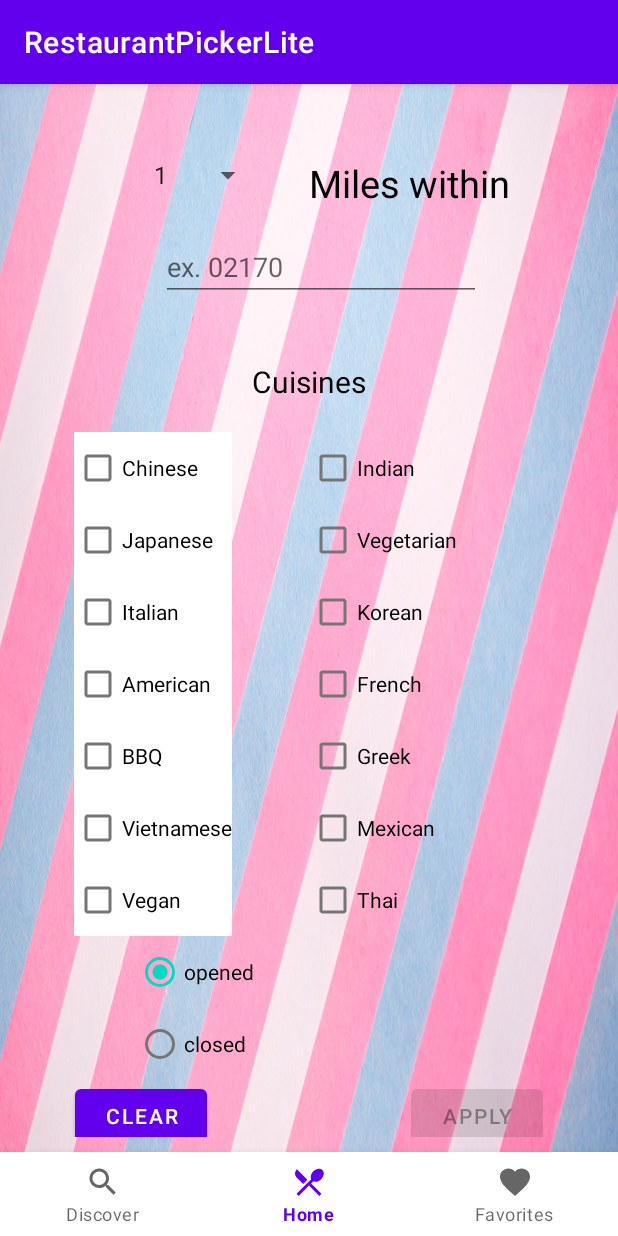
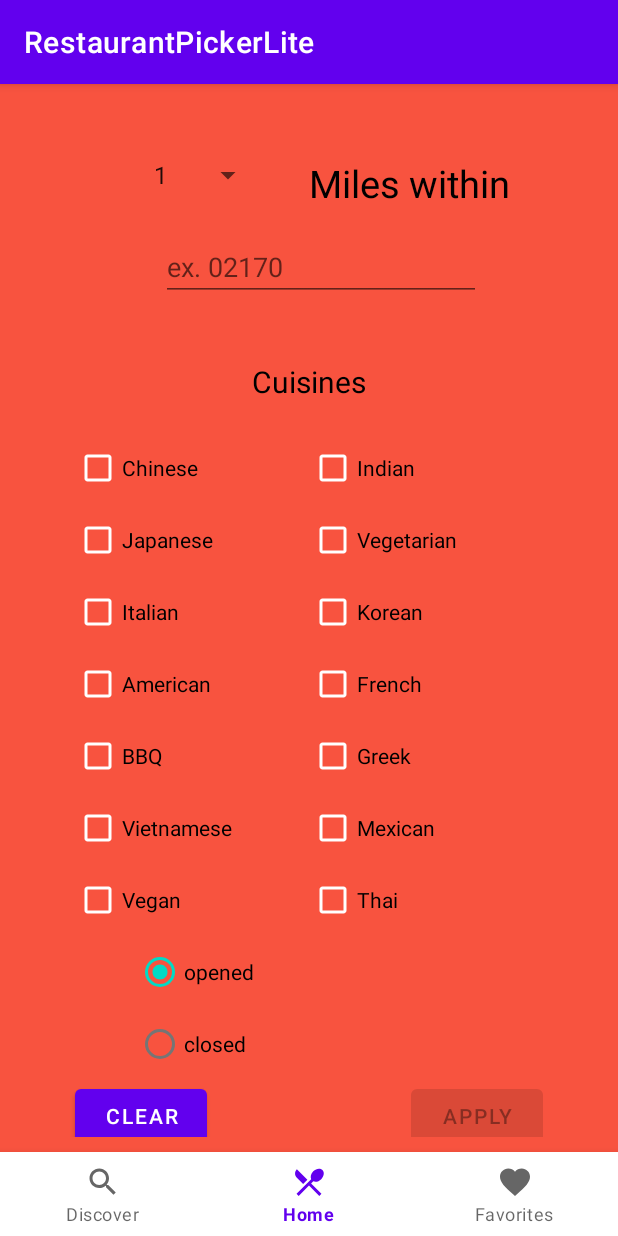
Before and after one commit to buc0025/Android_Restaurant_Picker_Lite, an Android app: the screen it shows after launch (MainActivity), on a phone screen of 412 x 824 dp. Run offline under Robolectric (Android 15) with nearby library versions, the phone set to English and light mode, and no system bars; our stand-ins replace Picasso, Volley; pictures from the network do not load.

Commit message:
Changed background color of main layout and button tint of checkboxes

```diff
--- a/app/src/main/res/layout/activity_main.xml
+++ b/app/src/main/res/layout/activity_main.xml
@@ -5,7 +5,7 @@
     xmlns:tools="http://schemas.android.com/tools"
     android:layout_width="match_parent"
     android:layout_height="match_parent"
-    android:background="@drawable/pink_stripe">
+    android:background="@color/light_red">
 
 <!--<ScrollView xmlns:android="http://schemas.android.com/apk/res/android"-->
 <!--    xmlns:app="http://schemas.android.com/apk/res-auto"-->
@@ -116,51 +116,57 @@
             android:orientation="vertical"
             app:layout_constraintBottom_toTopOf="@id/radioGroup"
             app:layout_constraintStart_toStartOf="@id/guideline1"
-            app:layout_constraintTop_toBottomOf="@id/textViewCuisines"
-            android:background="@color/white">
+            app:layout_constraintTop_toBottomOf="@id/textViewCuisines">
 
             <CheckBox
                 android:id="@+id/chineseBox"
                 android:layout_width="match_parent"
                 android:layout_height="wrap_content"
                 android:text="Chinese"
+                android:buttonTint="@color/white"
                 app:layout_constraintTop_toBottomOf="@id/textViewCuisines" />
 
             <CheckBox
                 android:id="@+id/japaneseBox"
                 android:layout_width="match_parent"
                 android:layout_height="wrap_content"
-                android:text="Japanese"/>
+                android:text="Japanese"
+                android:buttonTint="@color/white"/>
 
             <CheckBox
                 android:id="@+id/italianBox"
                 android:layout_width="match_parent"
                 android:layout_height="wrap_content"
-                android:text="Italian" />
+                android:text="Italian"
+                android:buttonTint="@color/white"/>
 
             <CheckBox
                 android:id="@+id/americanBox"
                 android:layout_width="match_parent"
                 android:layout_height="wrap_content"
-                android:text="American" />
+                android:text="American"
+                android:buttonTint="@color/white"/>
 
             <CheckBox
                 android:id="@+id/bbqBox"
                 android:layout_width="match_parent"
                 android:layout_height="wrap_content"
-                android:text="BBQ" />
+                android:text="BBQ"
+                android:buttonTint="@color/white"/>
 
             <CheckBox
                 android:id="@+id/vietnameseBox"
                 android:layout_width="match_parent"
                 android:layout_height="wrap_content"
-                android:text="Vietnamese" />
+                android:text="Vietnamese"
+                android:buttonTint="@color/white"/>
 
             <CheckBox
                 android:id="@+id/veganBox"
                 android:layout_width="match_parent"
                 android:layout_height="wrap_content"
-                android:text="Vegan" />
+                android:text="Vegan"
+                android:buttonTint="@color/white"/>
 
         </LinearLayout>
 
@@ -177,43 +183,50 @@
                 android:id="@+id/indianBox"
                 android:layout_width="match_parent"
                 android:layout_height="wrap_content"
-                android:text="Indian" />
+                android:text="Indian"
+                android:buttonTint="@color/white"/>
 
             <CheckBox
                 android:id="@+id/vegetarianBox"
                 android:layout_width="match_parent"
                 android:layout_height="wrap_content"
-                android:text="Vegetarian" />
+                android:text="Vegetarian"
+                android:buttonTint="@color/white"/>
 
             <CheckBox
                 android:id="@+id/koreanBox"
                 android:layout_width="match_parent"
                 android:layout_height="wrap_content"
-                android:text="Korean" />
+                android:text="Korean"
+                android:buttonTint="@color/white"/>
 
             <CheckBox
                 android:id="@+id/frenchBox"
                 android:layout_width="match_parent"
                 android:layout_height="wrap_content"
-                android:text="French" />
+                android:text="French"
+                android:buttonTint="@color/white"/>
 
             <CheckBox
                 android:id="@+id/greekBox"
                 android:layout_width="match_parent"
                 android:layout_height="wrap_content"
-                android:text="Greek" />
+                android:text="Greek"
+                android:buttonTint="@color/white"/>
 
             <CheckBox
                 android:id="@+id/mexicanBox"
                 android:layout_width="match_parent"
                 android:layout_height="wrap_content"
-                android:text="Mexican" />
+                android:text="Mexican"
+                android:buttonTint="@color/white"/>
 
             <CheckBox
                 android:id="@+id/thaiBox"
                 android:layout_width="match_parent"
                 android:layout_height="wrap_content"
-                android:text="Thai" />
+                android:text="Thai"
+                android:buttonTint="@color/white"/>
 
         </LinearLayout>
 
--- a/app/src/main/res/values/colors.xml
+++ b/app/src/main/res/values/colors.xml
@@ -7,4 +7,5 @@
     <color name="teal_700">#FF018786</color>
     <color name="black">#FF000000</color>
     <color name="white">#FFFFFFFF</color>
+    <color name="light_red">#F8533F</color>
 </resources>
```
